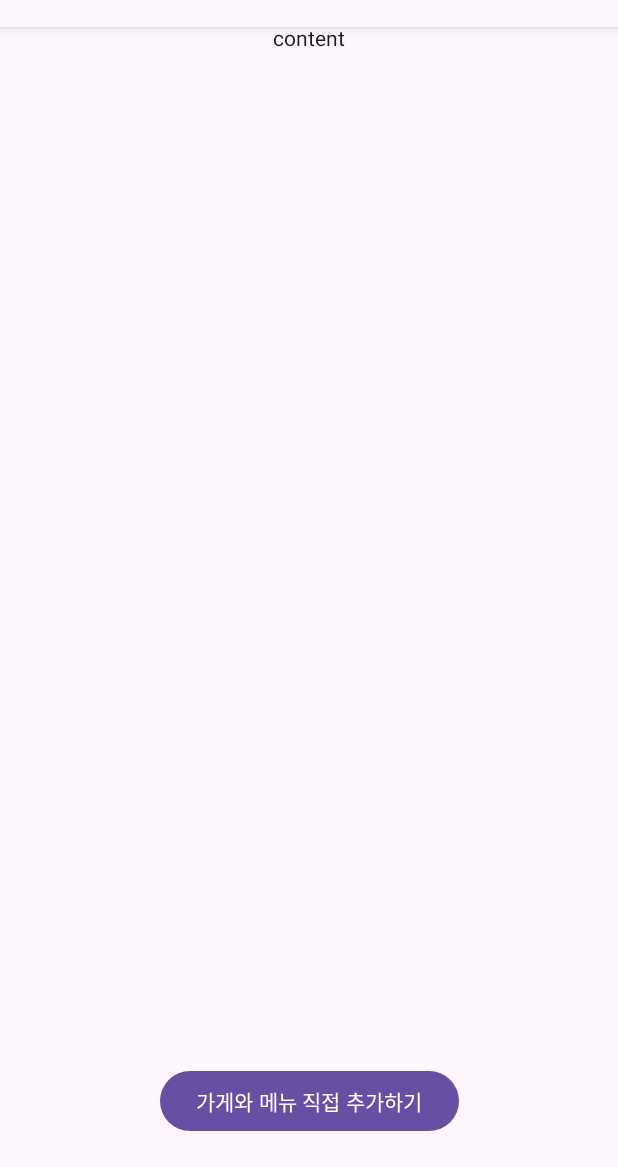
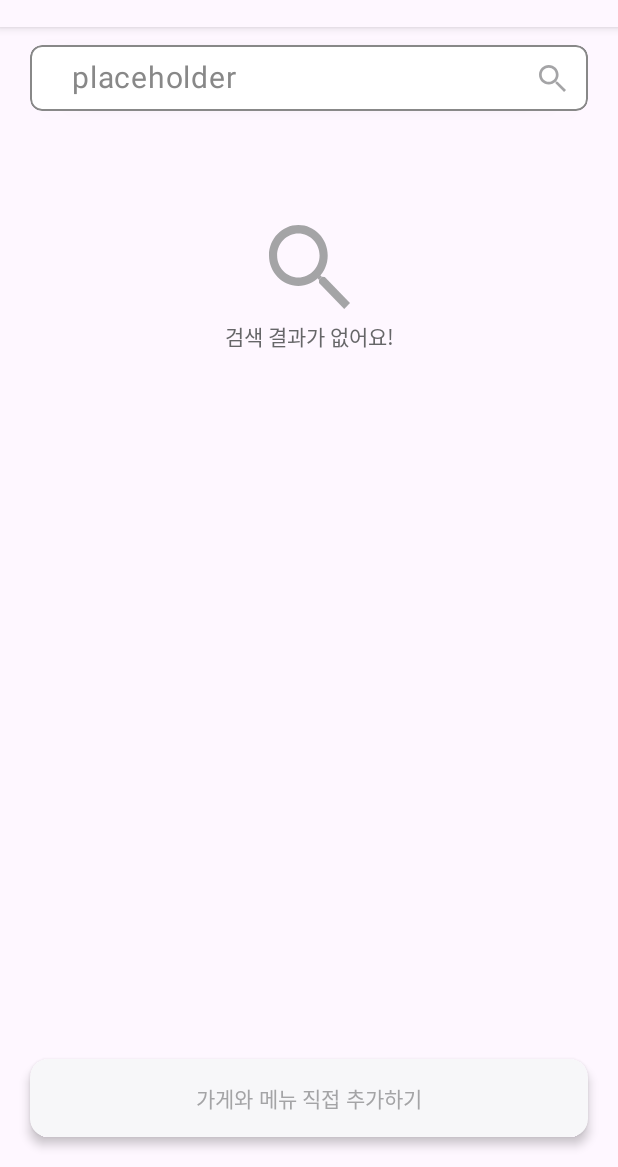
Before and after one commit to OurMenu/OurMenu-Android-V2, an Android app built with Jetpack Compose: the @Preview function AddMenuSearchScreenPreview, on a phone screen of 412 x 824 dp, the part 69-1236 px from its top. Run offline under Robolectric (Android 15) with nearby library versions, the phone set to English and light mode, and no system bars.

Commit message:
[ui]: AddMenu - Search화면 구현(#14)

```diff
--- a/app/src/main/java/com/kuit/ourmenu/ui/addmenu/component/RestaurantSearchItem.kt
+++ b/app/src/main/java/com/kuit/ourmenu/ui/addmenu/component/RestaurantSearchItem.kt
@@ -25,7 +25,7 @@ fun RestaurantSearchItem(isLastItem: Boolean = false) {
     Row(
         modifier = Modifier
             .fillMaxWidth()
-            .padding(vertical = 20.dp),
+            .padding(vertical = 20.dp, horizontal = 20.dp),
         verticalAlignment = Alignment.CenterVertically
     ) {
         Icon(
@@ -34,8 +34,8 @@ fun RestaurantSearchItem(isLastItem: Boolean = false) {
             tint = Color.Unspecified
         )
         Column(modifier = Modifier.padding(start = 20.dp)){
-            Text(text = "메뉴 이름", fontSize = 16.sp, fontWeight = FontWeight.Bold)
-            Text(text = "14,000원", fontSize = 14.sp, color = Color.Gray)
+            Text(text = "아워떡볶이", fontSize = 16.sp, fontWeight = FontWeight.Bold)
+            Text(text = "서울 광진구 능동로 112", fontSize = 14.sp, color = Color.Gray)
         }
     }
 
--- a/app/src/main/java/com/kuit/ourmenu/ui/addmenu/screen/AddMenuSearchScreen.kt
+++ b/app/src/main/java/com/kuit/ourmenu/ui/addmenu/screen/AddMenuSearchScreen.kt
@@ -1,67 +1,82 @@
 package com.kuit.ourmenu.ui.addmenu.screen
 
+import androidx.compose.foundation.layout.Arrangement
 import androidx.compose.foundation.layout.Column
 import androidx.compose.foundation.layout.fillMaxSize
 import androidx.compose.foundation.layout.fillMaxWidth
 import androidx.compose.foundation.layout.padding
+import androidx.compose.foundation.layout.size
+import androidx.compose.foundation.lazy.LazyColumn
+import androidx.compose.foundation.lazy.items
+import androidx.compose.foundation.shape.RoundedCornerShape
 import androidx.compose.material3.Button
+import androidx.compose.material3.ButtonDefaults
 import androidx.compose.material3.ExperimentalMaterial3Api
 import androidx.compose.material3.Icon
-import androidx.compose.material3.IconButton
 import androidx.compose.material3.Scaffold
 import androidx.compose.material3.Text
-import androidx.compose.material3.TopAppBar
 import androidx.compose.runtime.Composable
+import androidx.compose.runtime.getValue
+import androidx.compose.runtime.mutableStateOf
+import androidx.compose.runtime.saveable.rememberSaveable
 import androidx.compose.ui.Alignment
 import androidx.compose.ui.Modifier
-import androidx.compose.ui.draw.drawBehind
 import androidx.compose.ui.draw.shadow
 import androidx.compose.ui.graphics.Color
 import androidx.compose.ui.res.painterResource
 import androidx.compose.ui.text.font.FontWeight
 import androidx.compose.ui.tooling.preview.Preview
 import androidx.compose.ui.unit.dp
+import androidx.compose.ui.unit.sp
 import com.kuit.ourmenu.R
+import com.kuit.ourmenu.ui.addmenu.component.AddMenuTopAppBar
+import com.kuit.ourmenu.ui.addmenu.component.RestaurantSearchItem
+import com.kuit.ourmenu.ui.common.SearchBar
 
 @OptIn(ExperimentalMaterial3Api::class)
 @Composable
 fun AddMenuSearchScreen(modifier: Modifier = Modifier) {
+    val searchActionDone by rememberSaveable { mutableStateOf(true) }
+    val dummyRecentSearchList = mutableListOf(
+        false,
+        false,
+        false,
+        false,
+        true,
+    )
+    val dummySearchResultList: MutableList<Boolean> = mutableListOf()
+
     Scaffold(modifier = Modifier.fillMaxSize(),
         topBar = {
-            TopAppBar(
-                title = {
+            AddMenuTopAppBar {
                 Text(
                     "OURMENU",
                     color = Color(0xFFFF5420),
                     fontWeight = FontWeight.Bold
                 )
-                },
-                navigationIcon = {
-                    IconButton(onClick = { TODO("뒤로가기 구현") }) {
-                        Icon(
-                            painter = painterResource(R.drawable.ic_top_bar_back),
-                            contentDescription = "Back"
-                        )
             }
-                },
-                modifier = Modifier
-                    .drawBehind {
-                        drawRect(
-                            color = Color.Black
-                        )
-                    }
-                    .shadow(elevation = 4.dp)
-            )
         },
         bottomBar = {
             Column(
                 modifier = Modifier
                     .fillMaxWidth()
                     .padding(start = 20.dp, end = 20.dp, bottom = 20.dp),
-                horizontalAlignment = Alignment.CenterHorizontally
+                horizontalAlignment = Alignment.CenterHorizontally,
+                verticalArrangement = Arrangement.Center
             ) {
-                Button(onClick = { /*TODO*/ }) {
-                    Text("가게와 메뉴 직접 추가하기")
+                Button(
+                    onClick = { /*TODO*/ },
+                    modifier = Modifier
+                        .fillMaxWidth()
+                        .size(320.dp, 52.dp)
+                        .shadow(elevation = 4.dp, shape = RoundedCornerShape(12.dp)),
+                    shape = RoundedCornerShape(12.dp),
+                    colors = ButtonDefaults.buttonColors(
+                        containerColor = Color(0xFFF7F7F9),
+                        contentColor = Color(0xFFA4A4A6)
+                    ),
+                ) {
+                    Text(text = "가게와 메뉴 직접 추가하기")
                 }
             }
         },
@@ -72,7 +87,62 @@ fun AddMenuSearchScreen(modifier: Modifier = Modifier) {
                     .fillMaxWidth(),
                 horizontalAlignment = Alignment.CenterHorizontally
             ) {
-                Text("content")
+                Column(
+                    modifier = Modifier
+                        .fillMaxWidth()
+                        .padding(vertical = 12.dp, horizontal = 20.dp)
+                ) {
+                    SearchBar { TODO() }
+                }
+                Column(modifier = Modifier.fillMaxSize()) {
+                    if (searchActionDone) {
+                        //검색을 한 경우
+                        if (dummySearchResultList.isEmpty()) {
+                            Column(
+                                modifier = Modifier
+                                    .fillMaxWidth()
+                                    .padding(top = 64.dp),
+                                horizontalAlignment = Alignment.CenterHorizontally
+                            ) {
+                                Icon(
+                                    painter = painterResource(R.drawable.ic_addmenu_noresult),
+                                    contentDescription = "no result",
+                                    tint = Color.Unspecified
+                                )
+                                Text(
+                                    text = "검색 결과가 없어요!",
+                                    fontSize = 14.sp,
+                                    color = Color(0xFF666668),
+                                    modifier = Modifier.padding(top = 8.dp)
+                                )
+                            }
+                        } else {
+                            LazyColumn {
+                                items(dummySearchResultList) { item ->
+                                    RestaurantSearchItem(item)
+                                }
+                            }
+                        }
+                    } else {
+                        //검색을 하지 않은 경우
+                        Text(
+                            text = "최근 검색",
+                            fontSize = 14.sp,
+                            color = Color(0xFF666668),
+                            modifier = Modifier.padding(start = 28.dp)
+                        )
+                        if (dummyRecentSearchList.isEmpty()) {
+                            Column(modifier = Modifier.fillMaxSize()) { /*empty view*/ }
+                        } else {
+                            LazyColumn {
+                                items(dummyRecentSearchList) { item ->
+                                    RestaurantSearchItem(item)
+                                }
+                            }
+                        }
+                    }
+
+                }
             }
         }
     )
--- a/app/src/main/java/com/kuit/ourmenu/ui/common/SearchBar.kt
+++ b/app/src/main/java/com/kuit/ourmenu/ui/common/SearchBar.kt
@@ -30,7 +30,7 @@ fun SearchBar(
 ) {
     Card(
         modifier = Modifier
-            .shadow(elevation = 4.dp)
+            .shadow(elevation = 4.dp, shape = RoundedCornerShape(8.dp))
             .fillMaxWidth(),
         shape = RoundedCornerShape(8.dp)
     ) {
--- /dev/null
+++ b/app/src/main/res/drawable/ic_addmenu_noresult.xml
@@ -0,0 +1,16 @@
+<vector xmlns:android="http://schemas.android.com/apk/res/android"
+    android:width="54dp"
+    android:height="56dp"
+    android:viewportWidth="54"
+    android:viewportHeight="56">
+  <path
+      android:pathData="M19.57,34.969C27.385,34.969 33.72,28.399 33.72,20.295C33.72,12.19 27.385,5.62 19.57,5.62C11.755,5.62 5.419,12.19 5.419,20.295C5.419,28.399 11.755,34.969 19.57,34.969ZM19.57,40.589C30.378,40.589 39.139,31.503 39.139,20.295C39.139,9.086 30.378,0 19.57,0C8.762,0 0,9.086 0,20.295C0,31.503 8.762,40.589 19.57,40.589Z"
+      android:fillColor="#A4A4A6"
+      android:fillType="evenOdd"/>
+  <path
+      android:pathData="M33.374,38.584L33.282,36.502L35.198,34.515L37.206,34.61L54,52.026L50.168,56L33.374,38.584Z"
+      android:fillColor="#A4A4A6"/>
+  <path
+      android:pathData="M35.198,34.515L34.148,33.426L32.232,35.413L33.282,36.502L35.198,34.515Z"
+      android:fillColor="#A4A4A6"/>
+</vector>
```
Lines whose indentation alone changed are shown as unchanged.
